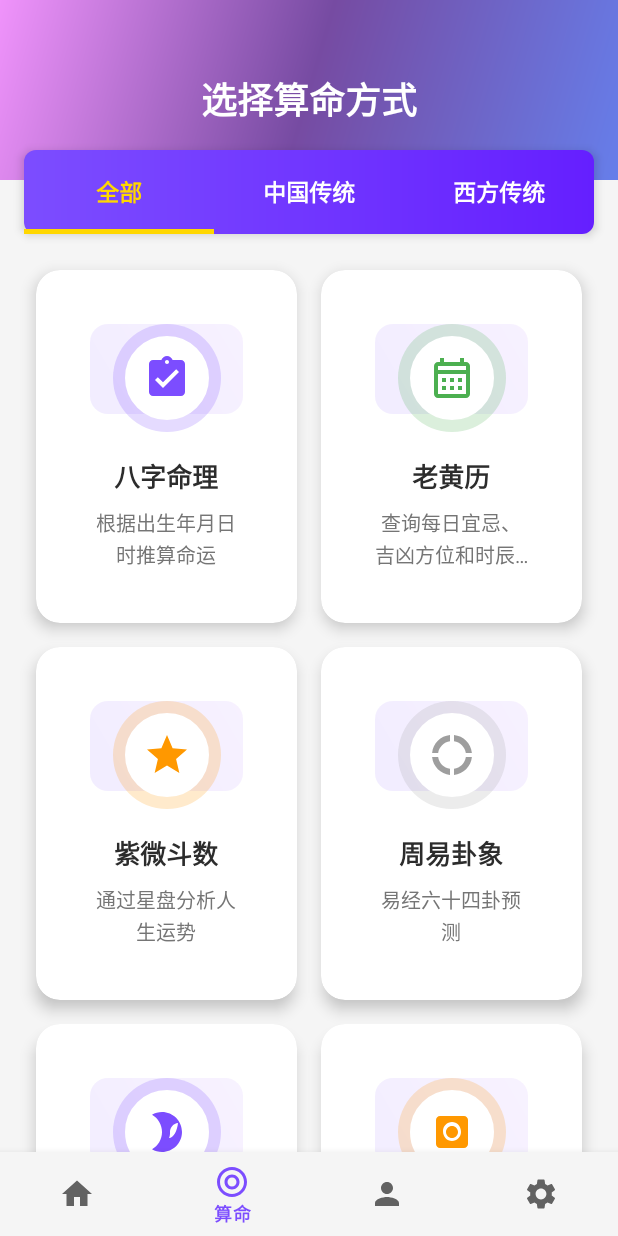
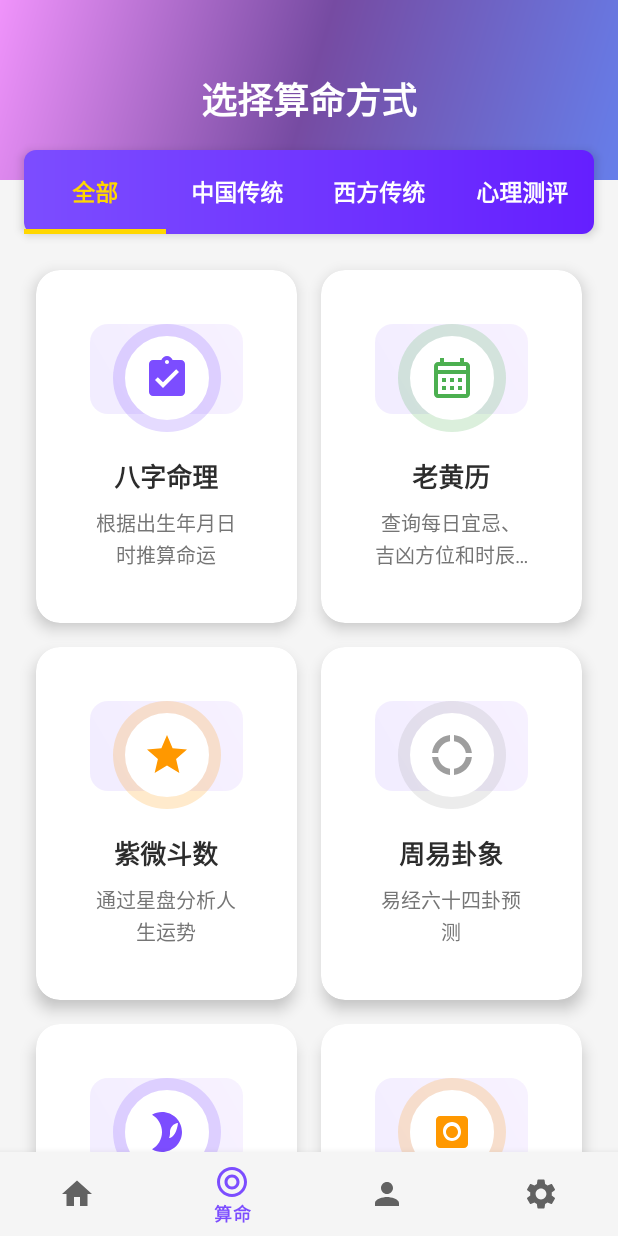
Before and after one commit to sanfensan7/Divination, an Android app: the screen it shows after launch (MainActivity), item 2 of the bottom bar chosen, on a phone screen of 412 x 824 dp. Run offline under Robolectric (Android 15) with nearby library versions, the phone set to English and light mode, and no system bars.

Commit message:
更新README文档，新增心理测评模块，包括MBTI人格测试的详细说明和使用方法。更新了算命方法界面，支持心理测评选项，并优化了相关数据处理逻辑和UI设计。修复了部分兼容性问题，提升用户体验。

```diff
--- a/app/src/main/java/com/example/divination/ui/DivinationMethodsFragment.kt
+++ b/app/src/main/java/com/example/divination/ui/DivinationMethodsFragment.kt
@@ -17,7 +17,7 @@ class DivinationMethodsFragment : Fragment() {
     private val binding get() = _binding!!
 
     private lateinit var methodAdapter: DivinationMethodAdapter
-    private var currentMethodType = 0 // 0: 全部, 1: 中国传统, 2: 西方传统
+    private var currentMethodType = 0 // 0: 全部, 1: 中国传统, 2: 西方传统, 3: 心理测评
 
     override fun onCreateView(
         inflater: LayoutInflater,
@@ -60,6 +60,7 @@ class DivinationMethodsFragment : Fragment() {
                     0 -> loadMethods(0) // 全部
                     1 -> loadMethods(1) // 中国传统
                     2 -> loadMethods(2) // 西方传统
+                    3 -> loadMethods(3) // 心理测评
                 }
             }
 
@@ -74,6 +75,7 @@ class DivinationMethodsFragment : Fragment() {
         val methods = when (type) {
             1 -> DivinationMethodProvider.getChineseMethods()
             2 -> DivinationMethodProvider.getWesternMethods()
+            3 -> DivinationMethodProvider.getPsychologicalMethods()
             else -> DivinationMethodProvider.getAllMethods()
         }
         methodAdapter.submitList(methods)
--- a/app/src/main/res/layout/fragment_divination_methods.xml
+++ b/app/src/main/res/layout/fragment_divination_methods.xml
@@ -63,6 +63,11 @@
             android:layout_width="wrap_content"
             android:layout_height="wrap_content"
             android:text="西方传统" />
+
+        <com.google.android.material.tabs.TabItem
+            android:layout_width="wrap_content"
+            android:layout_height="wrap_content"
+            android:text="心理测评" />
     </com.google.android.material.tabs.TabLayout>
 
     <androidx.recyclerview.widget.RecyclerView
```
Also changed, not shown: app/src/main/java/com/example/divination/utils/DivinationMethodProvider.kt (+7 -0 lines), 4 other files.
